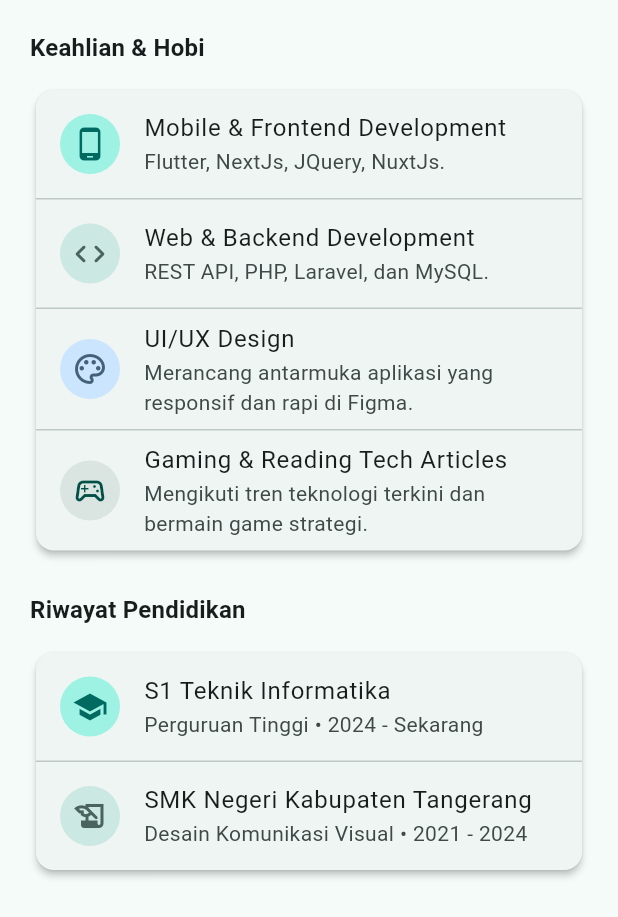
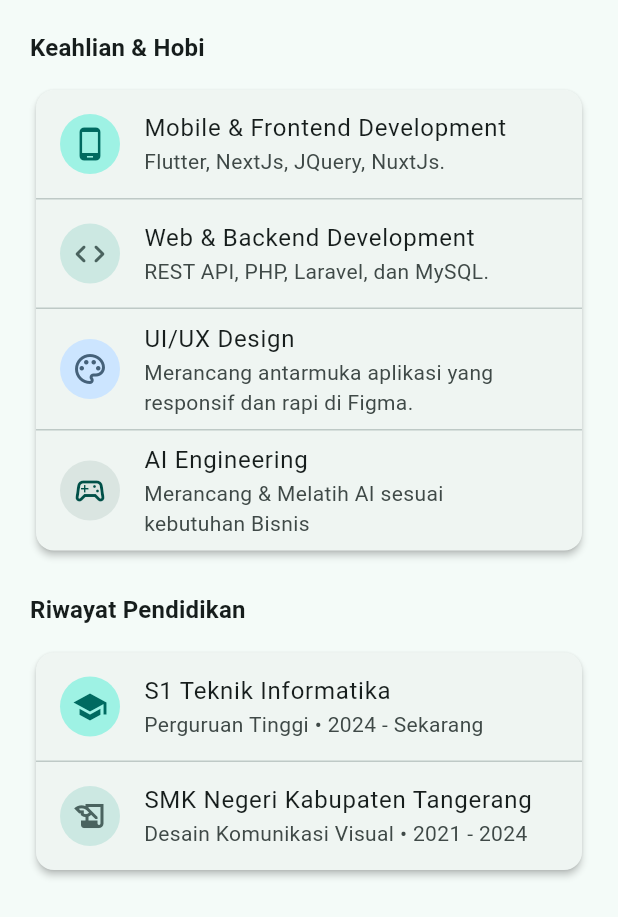
Before and after one commit to inizayzay/uts-pml-1124160218, a Flutter app: the AboutMeView widget shown alone on an empty page, opened directly, on a phone screen of 412 x 824 dp. Shown: the top 917 px of the screen. Run offline on Flutter 3.47's test engine with Material 3 defaults, Android fonts, the phone set to English and light mode, and no system bars.

Commit message:
Edit pengalaman lagi

```diff
--- a/soal2_profile_app/lib/main.dart
+++ b/soal2_profile_app/lib/main.dart
@@ -767,9 +767,9 @@ class AboutMeView extends StatelessWidget {
                   backgroundColor: colorScheme.surfaceVariant,
                   child: const Icon(Icons.sports_esports_outlined),
                 ),
-                title: const Text('Gaming & Reading Tech Articles'),
+                title: const Text('AI Engineering'),
                 subtitle: const Text(
-                  'Mengikuti tren teknologi terkini dan bermain game strategi.',
+                  'Merancang & Melatih AI sesuai kebutuhan Bisnis',
                 ),
               ),
             ],
```
